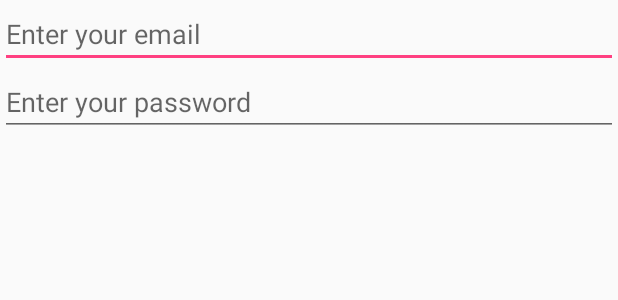
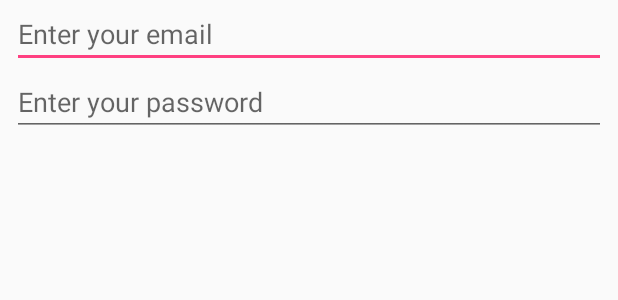
Before and after one commit to Alpkant/AlertButton, an Android app: the layout user_password_layout.xml on its own in the app's theme, with its tools: preview values and no code run, on a phone screen of 412 x 824 dp. Shown: the top 300 px of the screen. Run offline under Robolectric (Android 15) with nearby library versions, the phone set to English and light mode, and no system bars.

Commit message:
Margins have added.

```diff
--- a/app/src/main/res/layout/user_password_layout.xml
+++ b/app/src/main/res/layout/user_password_layout.xml
@@ -7,20 +7,24 @@
 
 
     <EditText
-        android:id="@+id/username"
+        android:id="@+id/usernameAlertDialog"
+        android:layout_marginStart="8dp"
+        android:layout_marginEnd="8dp"
         android:layout_width="fill_parent"
         android:layout_height="wrap_content"
         android:gravity="top"
         android:hint="@string/enter_your_email"
         android:inputType="textEmailAddress"
-        android:scrollbars="vertical" />
+        />
     <EditText
-        android:id="@+id/password"
+        android:layout_marginStart="8dp"
+        android:layout_marginEnd="8dp"
+        android:id="@+id/passwordAlertDialog"
         android:layout_width="fill_parent"
         android:layout_height="wrap_content"
         android:inputType="textPassword"
         android:gravity="top"
         android:hint="@string/enter_your_password"
-        android:scrollbars="vertical" />
+         />
 
 </LinearLayout>
```
